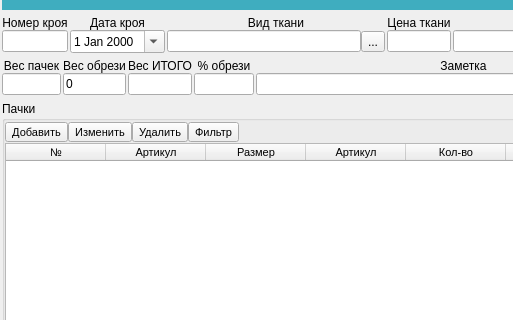
Before: the Qt Designer form ui/cut_brows.ui in Meller008/CRM-Avi, drawn with Qt 5; both pictures show x 0 to 513 and y 0 to 320 of the 673 by 418 pixel window.
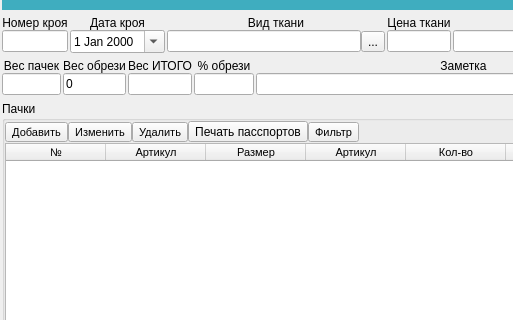
After: the same form once the commit is applied.

Commit message: работа - Попроавлены фамилии в работниках, кол-во в новой операции, печать паспортов в крое, открытие операций в пачке

Patch:
```diff
--- a/ui/cut_brows.ui
+++ b/ui/cut_brows.ui
@@ -275,6 +275,13 @@
           </property>
          </widget>
         </item>
+        <item>
+         <widget class="QToolButton" name="toolButton_5">
+          <property name="text">
+           <string>Печать пасспортов</string>
+          </property>
+         </widget>
+        </item>
         <item>
          <widget class="QToolButton" name="toolButton_3">
           <property name="font">
```
Left out of the diff: 33 changed lines with no effect on the pictures. The commit also changes 8 other files.
